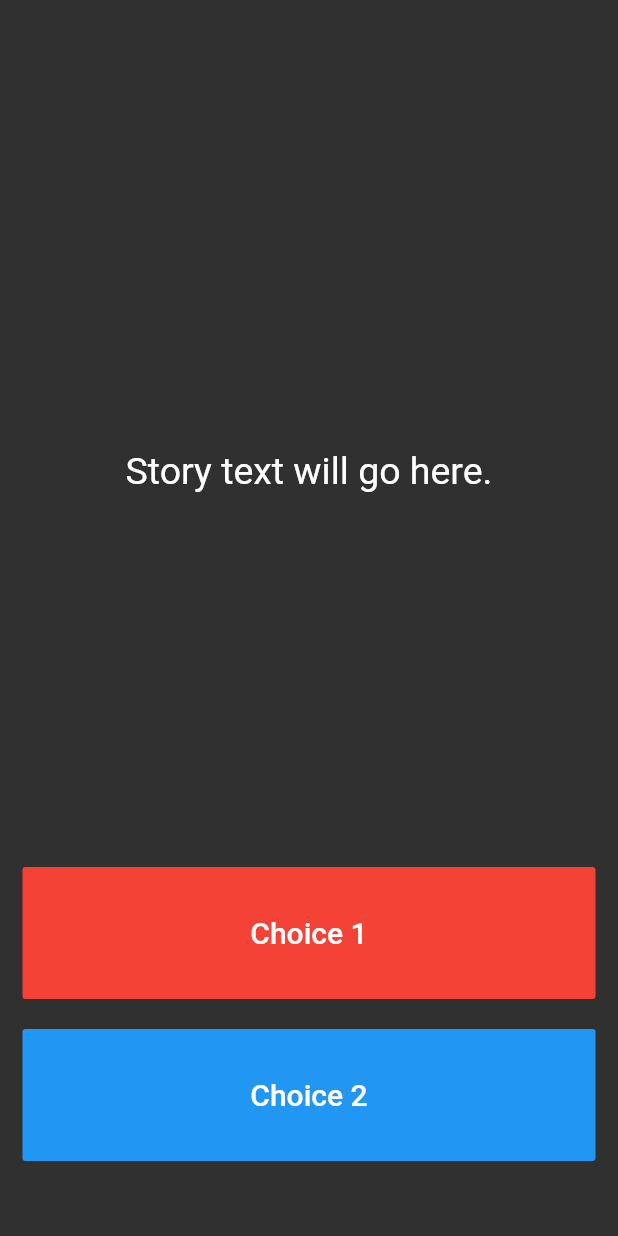
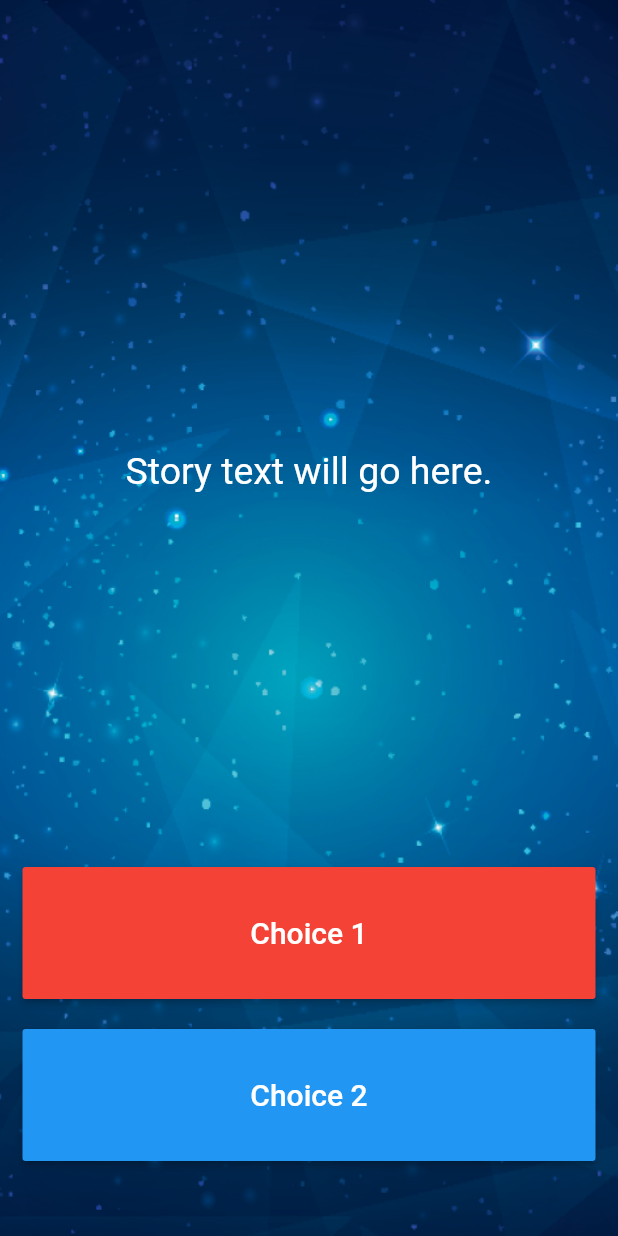
Before and after one commit to novelworm777/flutter-examples, a Flutter app: the screen it shows after launch, on a phone screen of 412 x 824 dp. Run offline on Flutter 3.47's test engine with Material 2 defaults, Android fonts, the phone set to English and light mode, and no system bars; our stand-ins replace audioplayers, rflutter_alert.

Commit message:
Step 1 - Adding a Image as a Background

```diff
--- a/destini-challenge/lib/main.dart
+++ b/destini-challenge/lib/main.dart
@@ -24,7 +24,12 @@ class _StoryPageState extends State<StoryPage> {
   Widget build(BuildContext context) {
     return Scaffold(
       body: Container(
-        //TODO: Step 1 - Add background.png to this Container as a background image.
+        decoration: BoxDecoration(
+          image: DecorationImage(
+            image: AssetImage('images/background.png'),
+            fit: BoxFit.cover,
+          ),
+        ),
         padding: EdgeInsets.symmetric(vertical: 50.0, horizontal: 15.0),
         constraints: BoxConstraints.expand(),
         child: SafeArea(
@@ -45,7 +50,7 @@ class _StoryPageState extends State<StoryPage> {
               ),
               Expanded(
                 flex: 2,
-                child: FlatButton(
+                child: MaterialButton(
                   onPressed: () {
                     //Choice 1 made by user.
                     //TODO: Step 18 - Call the nextStory() method from storyBrain and pass the number 1 as the choice made by the user.
@@ -67,7 +72,7 @@ class _StoryPageState extends State<StoryPage> {
                 flex: 2,
                 //TODO: Step 26 - Use a Flutter Visibility Widget to wrap this FlatButton.
                 //TODO: Step 28 - Set the "visible" property of the Visibility Widget to equal the output from the buttonShouldBeVisible() method in the storyBrain.
-                child: FlatButton(
+                child: MaterialButton(
                   onPressed: () {
                     //Choice 2 made by user.
                     //TODO: Step 19 - Call the nextStory() method from storyBrain and pass the number 2 as the choice made by the user.
```
